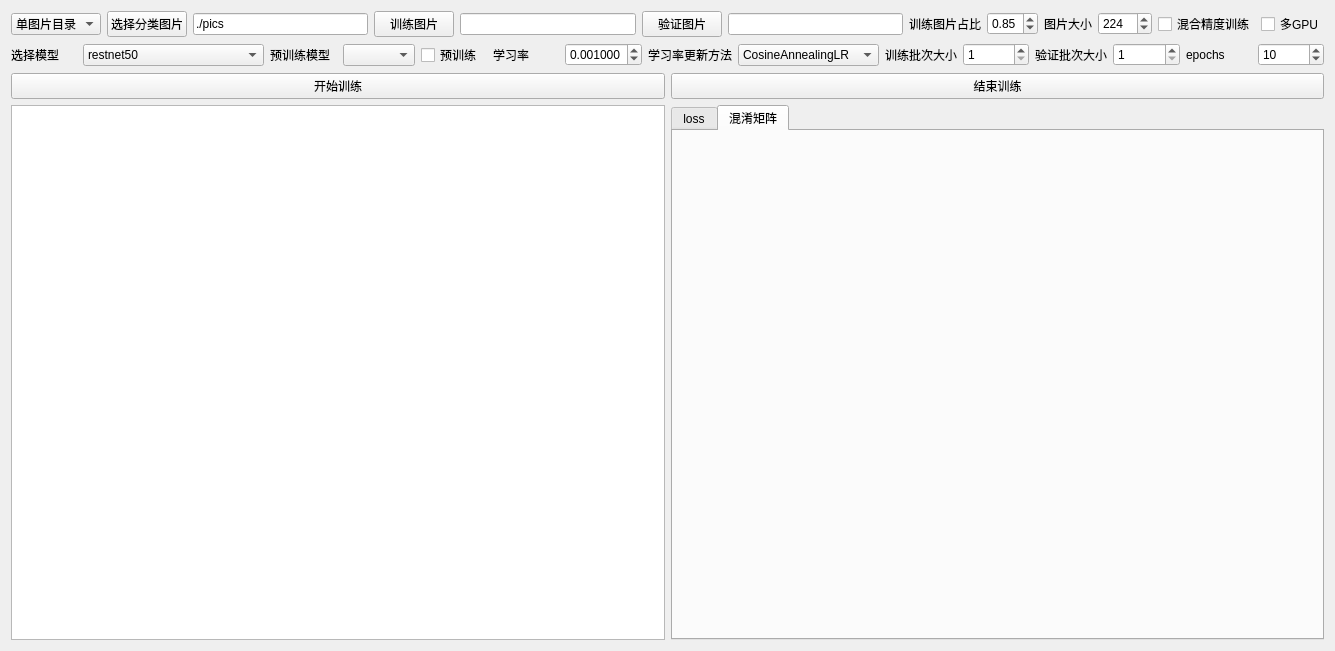
Old version of the form train.ui in the repository zym198098/classfy_imge.
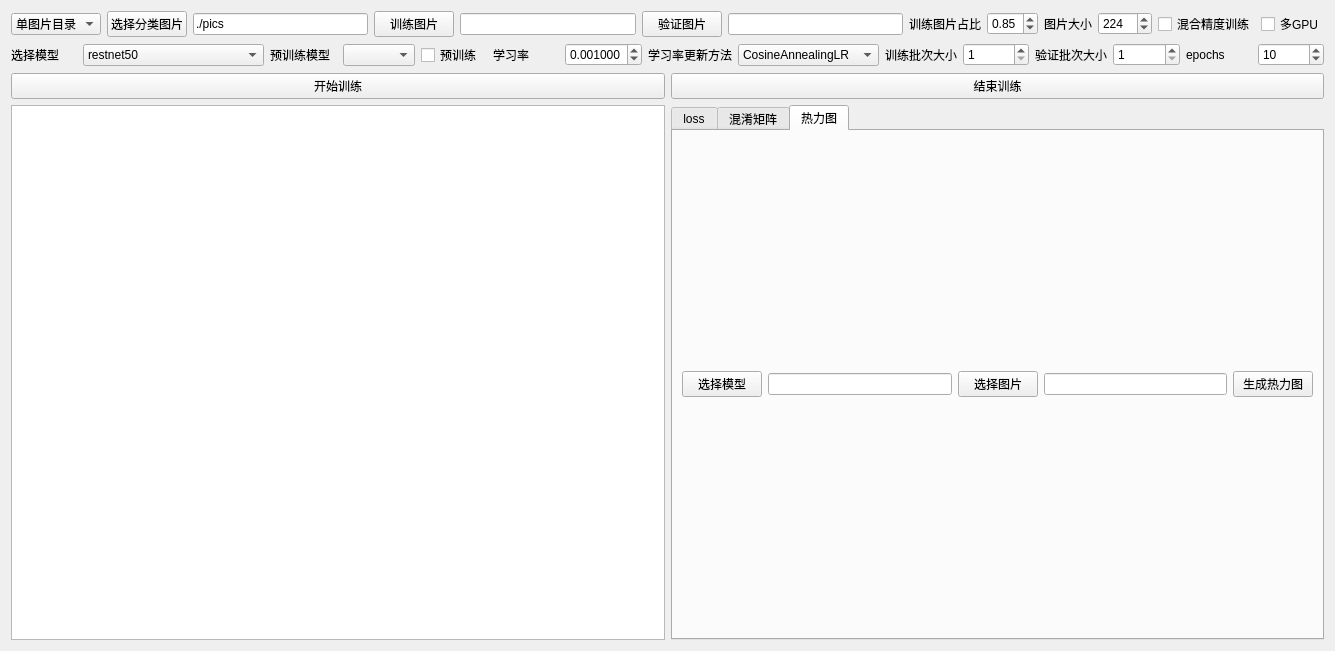
New version of the form.

Commit message: 增加restnet50 热力图显示

```diff
--- a/train.ui
+++ b/train.ui
@@ -348,7 +348,7 @@
        <item>
         <widget class="QTabWidget" name="tabWidget_matplot">
          <property name="currentIndex">
-          <number>1</number>
+          <number>2</number>
          </property>
          <widget class="QWidget" name="tab_loss">
           <attribute name="title">
@@ -370,6 +370,48 @@
            </item>
           </layout>
          </widget>
+         <widget class="QWidget" name="tab">
+          <attribute name="title">
+           <string>热力图</string>
+          </attribute>
+          <layout class="QHBoxLayout" name="horizontalLayout_8">
+           <item>
+            <layout class="QVBoxLayout" name="verticalLayout_relitu">
+             <item>
+              <layout class="QHBoxLayout" name="horizontalLayout_relitu">
+               <item>
+                <widget class="QPushButton" name="btn_model_rltu">
+                 <property name="text">
+                  <string>选择模型</string>
+                 </property>
+                </widget>
+               </item>
+               <item>
+                <widget class="QLineEdit" name="lineEditmodel_relitu"/>
+               </item>
+               <item>
+                <widget class="QPushButton" name="btn_pic_lelitu">
+                 <property name="text">
+                  <string>选择图片</string>
+                 </property>
+                </widget>
+               </item>
+               <item>
+                <widget class="QLineEdit" name="lineEdit_pic_relitu"/>
+               </item>
+               <item>
+                <widget class="QPushButton" name="btn_create_relitu">
+                 <property name="text">
+                  <string>生成热力图</string>
+                 </property>
+                </widget>
+               </item>
+              </layout>
+             </item>
+            </layout>
+           </item>
+          </layout>
+         </widget>
         </widget>
        </item>
       </layout>
```
The commit also changes 8 other files.
